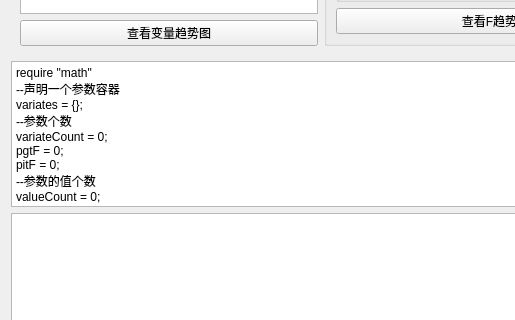
BeQuiet1228/FreeCAD, file src/SmartContorl/SmartContorlUI.ui: the form before one commit; both pictures show x 0 to 515 and y 385 to 705 of the 991 by 787 pixel window.
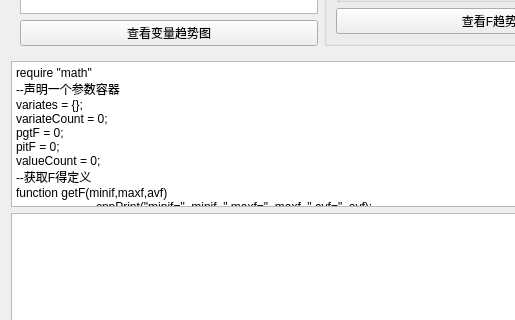
The form after the commit. Custom widgets are drawn as their Qt base class.

Commit message: 1.更新优化算法脚本 2.修复若干bug

What changed in the file:
```diff
--- a/src/SmartContorl/SmartContorlUI.ui
+++ b/src/SmartContorl/SmartContorlUI.ui
@@ -502,15 +502,13 @@
       <string>require &quot;math&quot;
 --声明一个参数容器
 variates = {};
---参数个数
 variateCount = 0;
 pgtF = 0;
 pitF = 0;
---参数的值个数
 valueCount = 0;
 --获取F得定义
 function getF(minif,maxf,avf)
-	cppPrint(&quot;mininf=&quot;..minif..&quot;,maxf=&quot;..maxf..&quot;,avf=&quot;..avf);
+	cppPrint(&quot;minif=&quot;..minif..&quot;,maxf=&quot;..maxf..&quot;,avf=&quot;..avf);
 	if(fmod == 0)
 	then
 		return maxf;
@@ -641,8 +639,8 @@
 	end
 	local valueSize = getDataSetVlaueSize();
 	local i = 0;
-	local max = -9999999;
-	local mini = 9999999;
+	local max = getValue(0);
+	local mini = getValue(0);
 	local add = 0;
 	local addCount = 0;
 	while(i &lt; valueSize)
@@ -712,16 +710,17 @@
 end
 
 function resultExpcet()
- cppPrint(&quot;call result expcet&quot;..optimizeMaxCount);
- --如果超过最大优化次数 则也停止优化
- if(getHistorySize() &gt; optimizeMaxCount)
+ cppPrint(&quot;call result expcet&quot;);
+  --如果超过最大优化次数 则也停止优化
+ if(getHistorySize() &gt;= optimizeMaxCount)
  then
-	return true;
+    return true;
  end
+
  --判断目标模式
 if(excpectMod == 0)
 then
-	if(math.abs(pgtF - excpectF)&lt; (accuracy * pgtF))
+	if(math.abs(pgtF - excpectF) &lt; (accuracy * pgtF))
  	then
 	return true;
 	end
@@ -752,8 +751,19 @@
         local pgt = tempVariate.pgt;
         local mini = tempVariate.mini;
 		local max = tempVariate.max;
+		vmax=(max-mini)*0.15;
+		vmin = -vmax;
         temp = omiga*vit + c1*rand()*(pit - value) + c2*rand()*(pgt - value);
-		tempVariate.vit[index] = temp;
+		while(temp &lt; vmin  or temp &gt; vmax )
+		do 
+		  if (temp &lt; vmin)
+          then 
+              temp = vmin  + math.abs(temp  - vmin )	
+          else
+			  temp = vmax  - math.abs(vmax  - temp);
+			end		
+        end		
+ 		tempVariate.vit[index] = temp;
         value = value + temp;
 		while(value &lt; mini or value &gt; max)
 		do
```
The commit also changes 5 other files.
